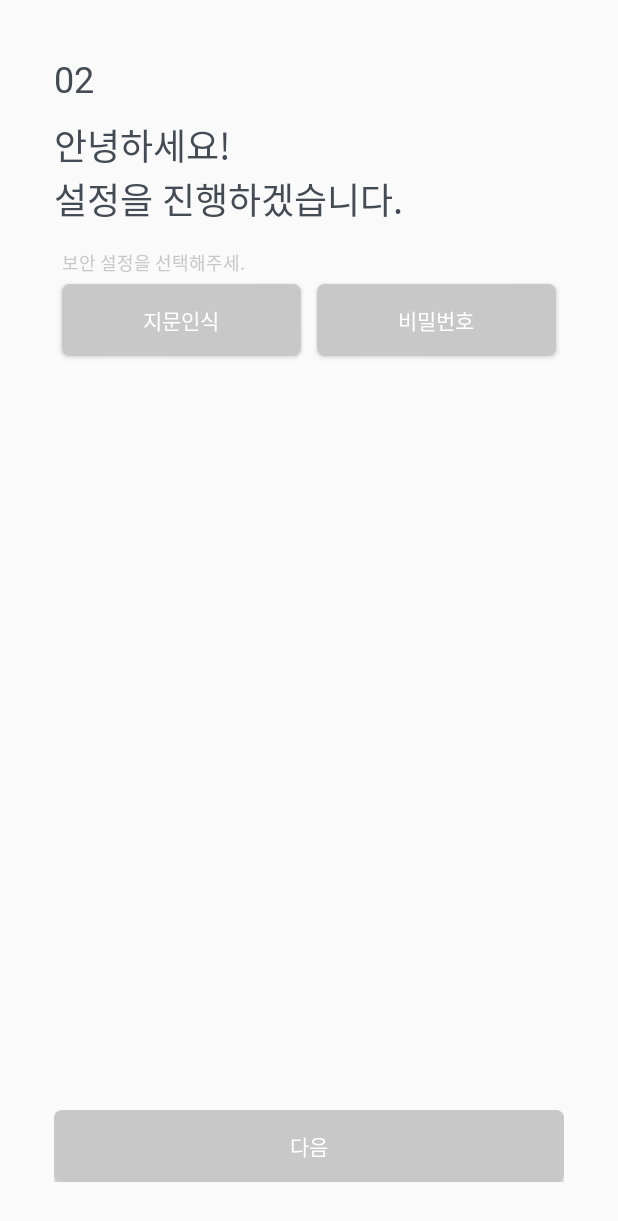
After one commit to aaronson-archive/eyecare, an Android app: the SecureActivity screen opened directly, with no data from a screen before it, on a phone screen of 412 x 824 dp. The commit adds this screen. Shown: the top 1221 px of the screen. Run offline under Robolectric (Android 15) with nearby library versions, the phone set to English and light mode, and no system bars.

Commit message:
create: secure activity

```diff
--- a/app/src/main/AndroidManifest.xml
+++ b/app/src/main/AndroidManifest.xml
@@ -9,17 +9,16 @@
         android:roundIcon="@mipmap/ic_launcher_round"
         android:supportsRtl="true"
         android:theme="@style/AppTheme">
+        <activity android:name=".SecureActivity"></activity>
         <activity android:name=".SplashActivity">
-
             <intent-filter>
                 <action android:name="android.intent.action.MAIN" />
                 <action android:name="android.intent.action.VIEW" />
 
                 <category android:name="android.intent.category.LAUNCHER" />
             </intent-filter>
-
         </activity>
-        <activity android:name=".MainActivity"></activity>
+        <activity android:name=".MainActivity" />
     </application>
 
 </manifest>
--- /dev/null
+++ b/app/src/main/java/com/example/icare/SecureActivity.java
@@ -0,0 +1,54 @@
+ package com.example.icare;
+
+import androidx.appcompat.app.AppCompatActivity;
+
+import android.annotation.SuppressLint;
+import android.content.Intent;
+import android.os.Bundle;
+import android.view.View;
+import android.widget.Button;
+
+ public class SecureActivity extends AppCompatActivity implements View.OnClickListener {
+
+     Button finger, password, next;
+     String authType = "";
+
+    @Override
+    protected void onCreate(Bundle savedInstanceState) {
+        super.onCreate(savedInstanceState);
+        setContentView(R.layout.activity_secure);
+
+        finger = (Button)findViewById(R.id.finger);
+        password = (Button)findViewById(R.id.password);
+        next = (Button)findViewById(R.id.next);
+
+        finger.setOnClickListener(this);
+        password.setOnClickListener(this);
+    }
+
+     @SuppressLint("ResourceAsColor")
+     @Override
+     public void onClick(View v) {
+
+         switch (v.getId()){
+             case R.id.finger :
+                 finger.setBackground(getResources().getDrawable(R.drawable.button_actvie));
+                 password.setBackground(getResources().getDrawable(R.drawable.button));
+                 next.setBackground(getResources().getDrawable(R.drawable.button_actvie));
+                 authType = "finger";
+                 break;
+             case R.id.password :
+                 finger.setBackground(getResources().getDrawable(R.drawable.button));
+                 password.setBackground(getResources().getDrawable(R.drawable.button_actvie));
+                 next.setBackground(getResources().getDrawable(R.drawable.button_actvie));
+                 authType = "password";
+                 break;
+             case R.id.next :
+                 if (authType != "") {
+                     startActivity(new Intent(getApplicationContext(), SecureActivity.class));
+                     finish();
+                 }
+                 break;
+         }
+     }
+}
--- /dev/null
+++ b/app/src/main/res/layout/activity_secure.xml
@@ -0,0 +1,86 @@
+<?xml version="1.0" encoding="utf-8"?>
+<LinearLayout xmlns:android="http://schemas.android.com/apk/res/android"
+    android:layout_width="match_parent"
+    android:layout_height="match_parent"
+    android:orientation="vertical"
+    android:layout_margin="36dp">
+
+
+    <TextView
+        android:layout_width="wrap_content"
+        android:layout_height="wrap_content"
+        android:textSize="24sp"
+        android:textColor="#444b54"
+        android:fontFamily="@font/spoqa_han_sans_bold"
+        android:text="02" />
+
+    <TextView
+        android:layout_width="wrap_content"
+        android:layout_height="wrap_content"
+        android:textSize="24sp"
+        android:textColor="#444b54"
+        android:layout_marginTop="10dp"
+        android:fontFamily="@font/spoqa_han_sans_bold"
+        android:text="안녕하세요!\n설정을 진행하겠습니다." />
+
+    <TextView
+        android:layout_marginTop="15dp"
+        android:layout_width="wrap_content"
+        android:layout_height="wrap_content"
+        android:textSize="12sp"
+        android:layout_marginLeft="5dp"
+        android:textColor="#c8c8c8"
+        android:fontFamily="@font/spoqa_han_sans_bold"
+        android:text="보안 설정을 선택해주세." />
+
+    <LinearLayout
+        android:orientation="horizontal"
+        android:minHeight="40dp"
+        android:layout_width="match_parent"
+        android:layout_height="wrap_content">
+
+        <Button
+            android:background="@drawable/button"
+            android:id="@+id/finger"
+            android:layout_width="wrap_content"
+            android:layout_height="wrap_content"
+            android:layout_margin="5dp"
+            android:layout_weight="1"
+            android:textColor="#fff"
+            android:fontFamily="@font/spoqa_han_sans_bold"
+            android:text="지문인식" />
+
+        <Button
+            android:background="@drawable/button"
+            android:id="@+id/password"
+            android:layout_margin="5dp"
+            android:layout_width="wrap_content"
+            android:layout_height="wrap_content"
+            android:layout_weight="1"
+            android:textColor="#fff"
+            android:fontFamily="@font/spoqa_han_sans_bold"
+            android:text="비밀번호" />
+
+    </LinearLayout>
+
+
+
+
+    <RelativeLayout
+        android:layout_width="match_parent"
+        android:gravity="bottom"
+        android:layout_height="match_parent">
+
+        <Button
+        android:background="@drawable/button"
+        android:layout_marginTop="36dp"
+        android:id="@+id/next"
+        android:layout_width="match_parent"
+        android:layout_height="wrap_content"
+        android:textColor="#fff"
+        android:fontFamily="@font/spoqa_han_sans_bold"
+        android:text="다음" />
+
+    </RelativeLayout>
+
+</LinearLayout>
```
Also changed, not shown: app/src/main/java/com/example/icare/MainActivity.java (+24 -23 lines).
